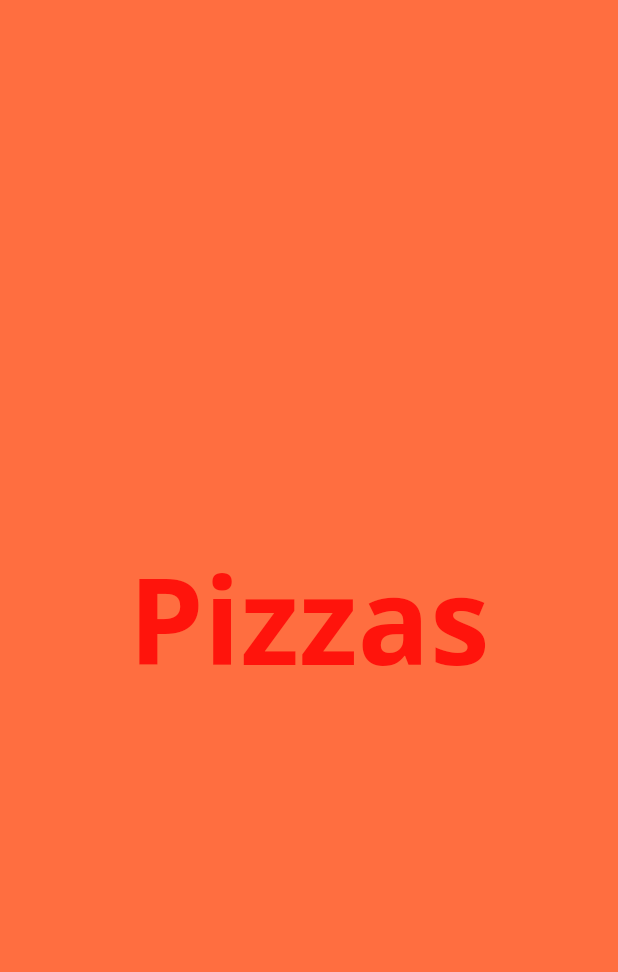
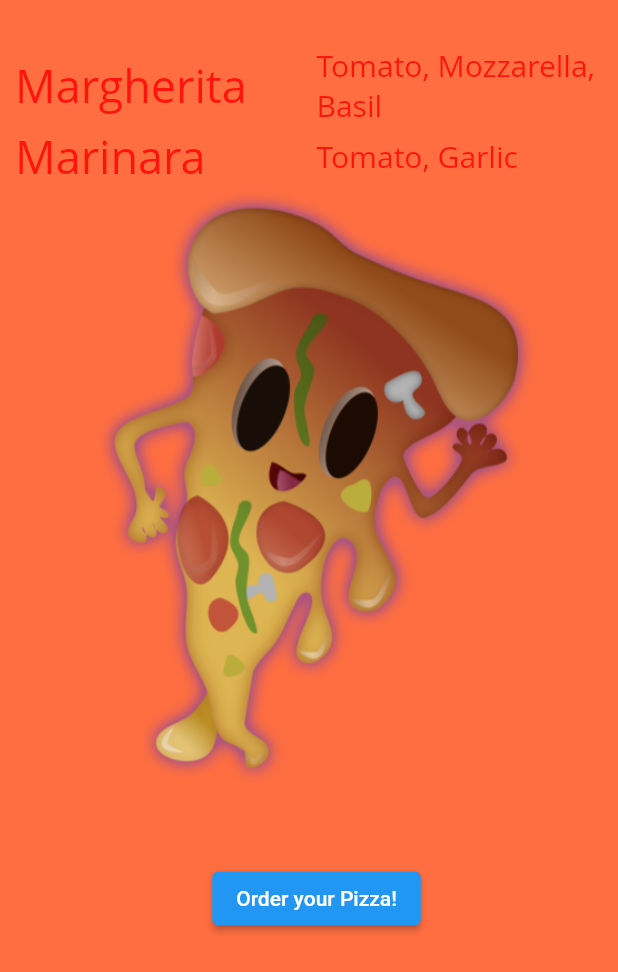
Before and after one commit to MickeyMuis007/flutter_demo_apps, a Flutter app: the screen it shows after launch, on a phone screen of 412 x 824 dp. Shown: the top 972 px of the screen. Run offline on Flutter 3.47's test engine with Material 2 defaults, Android fonts, the light colour scheme and no system bars; missing offline and left inert: dart:html; Roboto replaces fonts that are missing (Open Sans).

Commit message:
Completed: Chapter 3

```diff
--- a/app_widgets/lib/ui/home.dart
+++ b/app_widgets/lib/ui/home.dart
@@ -6,16 +6,83 @@ class Home extends StatelessWidget {
         child: Container(
             alignment: Alignment.center,
             color: Colors.deepOrangeAccent,
-            // width: 192.0,
-            // height: 97.0,
-            // margin: EdgeInsets.all(50),
-            // margin: EdgeInsets.only(left: 50.0),
-            child: Text("Pizzas",
-                textDirection: TextDirection.ltr,
-                style: TextStyle(
-                    fontSize: 80.0,
-                    decoration: TextDecoration.none,
-                    fontFamily: "Open Sans",
-                    fontWeight: FontWeight.w700))));
+            padding: EdgeInsets.only(top: 30.0, left: 10.0),
+            child: Column(children: <Widget>[
+              Row(
+                children: <Widget>[
+                  Expanded(
+                      child: Text("Margherita",
+                          textDirection: TextDirection.ltr,
+                          style: TextStyle(
+                              fontSize: 30.0,
+                              decoration: TextDecoration.none,
+                              fontFamily: "Open Sans",
+                              fontWeight: FontWeight.normal))),
+                  Expanded(
+                      child: Text("Tomato, Mozzarella, Basil",
+                          textDirection: TextDirection.ltr,
+                          style: TextStyle(
+                              fontSize: 20,
+                              decoration: TextDecoration.none,
+                              fontFamily: "Open Sans",
+                              fontWeight: FontWeight.normal))),
+                ],
+              ),
+              Row(
+                children: <Widget>[
+                  Expanded(
+                      child: Text("Marinara",
+                          textDirection: TextDirection.ltr,
+                          style: TextStyle(
+                              fontSize: 30.0,
+                              decoration: TextDecoration.none,
+                              fontFamily: "Open Sans",
+                              fontWeight: FontWeight.normal))),
+                  Expanded(
+                      child: Text("Tomato, Garlic",
+                          textDirection: TextDirection.ltr,
+                          style: TextStyle(
+                              fontSize: 20,
+                              decoration: TextDecoration.none,
+                              fontFamily: "Open Sans",
+                              fontWeight: FontWeight.normal))),
+                ],
+              ),
+              PizzaImageWidget(),
+              OrderButton()
+            ])));
   }
 }
+
+class PizzaImageWidget extends StatelessWidget {
+  @override
+  Widget build(BuildContext context) {
+    AssetImage pizzaAsset = AssetImage("assets/images/pizza.png");
+    Image image = Image(
+      image: pizzaAsset,
+      width: 400.0,
+      height: 400,
+    );
+    return Container(child: image);
+  }
+}
+
+class OrderButton extends StatelessWidget {
+  @override
+  Widget build(BuildContext context) {
+    var button = Container(
+        margin: EdgeInsets.only(top: 50),
+        child: ElevatedButton(
+            child: Text("Order your Pizza!"),
+            onPressed: () {
+              order(context);
+            }));
+    return button;
+  }
+
+  void order(BuildContext context) {
+    var alert = AlertDialog(
+        title: Text("Order Completed"), content: Text("Thanks for your order"));
+    showDialog(context: context, builder: (BuildContext context) => alert);
+  }
+}
--- a/app_widgets/pubspec.yaml
+++ b/app_widgets/pubspec.yaml
@@ -45,9 +45,9 @@ flutter:
   uses-material-design: true
 
   # To add assets to your application, add an assets section, like this:
-  # assets:
-  #   - images/a_dot_burr.jpeg
-  #   - images/a_dot_ham.jpeg
+  assets:
+    - assets/images/pizza.png
+
 
   # An image asset can refer to one or more resolution-specific "variants", see
   # https://flutter.dev/assets-and-images/#resolution-aware.
```
Also changed, not shown: app_widgets/assets/images/pizza.png (added).
